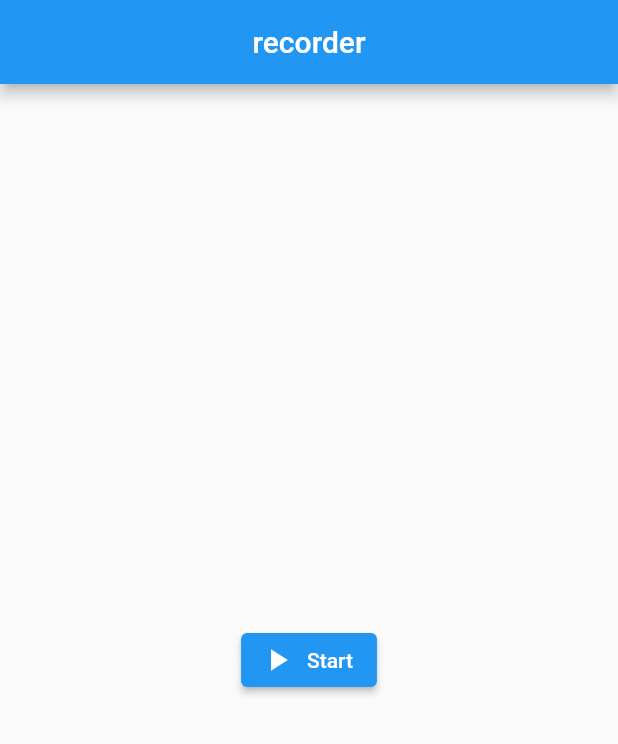
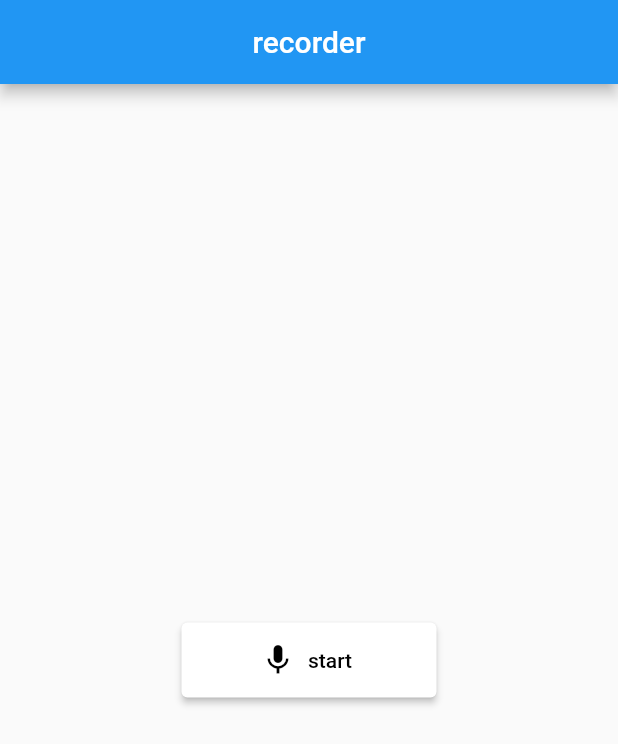
Before and after one commit to pravinproplus/voice-_review, a Flutter app: the screen it shows after launch, on a phone screen of 412 x 824 dp. Shown: the top 744 px of the screen. Run offline on Flutter 3.47's test engine with Material 2 defaults, Android fonts, the light colour scheme and no system bars; our stand-ins replace permission_handler; missing offline and left inert: flutter_sound_lite.

Commit message:
function add

```diff
--- a/lib/record_screen.dart
+++ b/lib/record_screen.dart
@@ -1,46 +1,43 @@
-import 'package:flutter/material.dart';
 import 'package:flutter_sound_lite/flutter_sound.dart';
+import 'package:permission_handler/permission_handler.dart';
 
-class RecordScreen extends StatefulWidget {
-  const RecordScreen({Key? key}) : super(key: key);
+final pathaudio = 'audio.aac';
 
-  @override
-  _RecordScreenState createState() => _RecordScreenState();
-}
+class RecordScreen {
+  FlutterSoundRecorder? audiorecord;
+  bool inirecord = false;
+  bool get isrecord => audiorecord!.isRecording;
+  Future init() async {
+    audiorecord = FlutterSoundRecorder();
+    final status = await Permission.microphone.request();
+    if (status != PermissionStatus.granted) {
+      throw RecordingPermissionException('allow micro phone');
+    }
+    await audiorecord!.openAudioSession();
+    inirecord = true;
+  }
 
-class _RecordScreenState extends State<RecordScreen> {
-  IconData play = Icons.play_arrow;
-  IconData pause = Icons.pause;
-  bool isnull = true;
-  FlutterSoundRecorder? flutterSoundRecorder;
-  final audiosave = 'audio.aac';
+  void dispose() {
+    audiorecord!.closeAudioSession();
+    audiorecord = null;
+    inirecord = false;
+  }
+
   Future record() async {
-    await flutterSoundRecorder!.startRecorder(toFile: audiosave);
-
-    setState(() {
-      isnull = false;
-    });
+    if (!inirecord) return;
+    await audiorecord!.startRecorder(toFile: pathaudio);
   }
 
   Future stop() async {
-    await flutterSoundRecorder!.startRecorder();
-    setState(() {
-      isnull = true;
-    });
+    if (!inirecord) return;
+    await audiorecord!.stopRecorder();
   }
 
-  @override
-  Widget build(BuildContext context) {
-    return Scaffold(
-      body: Center(
-        child: ElevatedButton.icon(
-          icon: Icon(isnull == true ? play : pause),
-          onPressed: () {
-            isnull == true ? record() : stop();
-          },
-          label: Text("Start"),
-        ),
-      ),
-    );
+  Future togglerecord() async {
+    if (audiorecord!.isStopped) {
+      await record();
+    } else {
+      await stop();
+    }
   }
 }
--- a/lib/screens/home_screen.dart
+++ b/lib/screens/home_screen.dart
@@ -1,8 +1,44 @@
 import 'package:flutter/material.dart';
 import 'package:voice_review/record_screen.dart';
 
-class HomeScreen extends StatelessWidget {
+class HomeScreen extends StatefulWidget {
   const HomeScreen({Key? key}) : super(key: key);
+
+  @override
+  _HomeScreenState createState() => _HomeScreenState();
+}
+
+class _HomeScreenState extends State<HomeScreen> {
+  final record = RecordScreen();
+
+  Widget start() {
+    final isrecord = record.isrecord;
+    final icon = isrecord ? Icons.stop : Icons.mic;
+    final text = isrecord ? 'stop' : 'start';
+    final primary = isrecord ? Colors.red : Colors.white;
+    final onprimary = isrecord ? Colors.white : Colors.black;
+    return ElevatedButton.icon(
+        style: ElevatedButton.styleFrom(
+            primary: primary, onPrimary: onprimary, minimumSize: Size(170, 50)),
+        onPressed: () async {
+          final isrecord = await record.togglerecord();
+          setState(() {});
+        },
+        icon: Icon(icon),
+        label: Text(text));
+  }
+
+  @override
+  void initState() {
+    super.initState();
+    record.init();
+  }
+
+  @override
+  void dispose() {
+    record.dispose();
+    super.dispose();
+  }
 
   @override
   Widget build(BuildContext context) {
@@ -11,7 +47,9 @@ class HomeScreen extends StatelessWidget {
         centerTitle: true,
         title: Text('recorder'),
       ),
-      body: RecordScreen(),
+      body: Center(
+        child: start(),
+      ),
     );
   }
 }
--- a/pubspec.yaml
+++ b/pubspec.yaml
@@ -24,6 +24,7 @@ dependencies:
   flutter:
     sdk: flutter
   flutter_sound_lite: ^8.3.10
+  permission_handler: ^8.1.4+2
 
 
   # The following adds the Cupertino Icons font to your application.
```
Also changed, not shown: lib/screens/play_screen.dart (added, +15 -0 lines), pubspec.lock.
